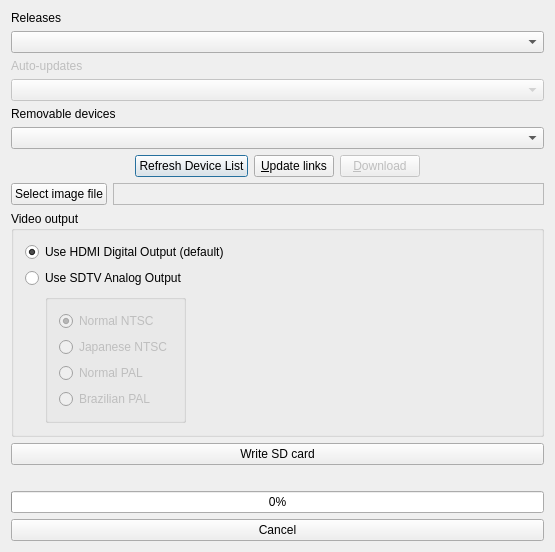
Old version of the form installer.ui in the repository RasPlex/rasplex-installer.
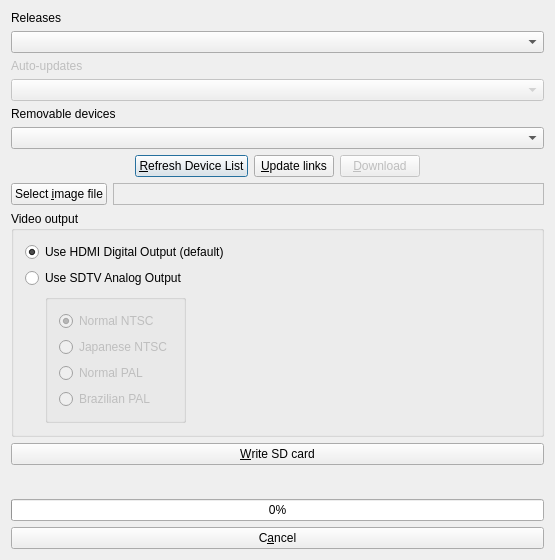
New version of the form. Icons and pictures are not drawn.

Patch:
```diff
--- a/installer.ui
+++ b/installer.ui
@@ -7,7 +7,7 @@
     <x>0</x>
     <y>0</y>
     <width>555</width>
-    <height>515</height>
+    <height>560</height>
    </rect>
   </property>
   <property name="windowTitle">
@@ -73,7 +73,7 @@
      <item>
       <widget class="QPushButton" name="refreshDeiceListButton">
        <property name="text">
-        <string>Refresh Device List</string>
+        <string>&amp;Refresh Device List</string>
        </property>
       </widget>
      </item>
@@ -117,7 +117,7 @@
      <item row="0" column="0">
       <widget class="QPushButton" name="loadButton">
        <property name="text">
-        <string>Select image file</string>
+        <string>Select &amp;image file</string>
        </property>
       </widget>
      </item>
@@ -250,7 +250,7 @@
    <item>
     <widget class="QPushButton" name="writeButton">
      <property name="text">
-      <string>Write SD card</string>
+      <string>&amp;Write SD card</string>
      </property>
     </widget>
    </item>
@@ -284,7 +284,7 @@
    <item>
     <widget class="QPushButton" name="cancelButton">
      <property name="text">
-      <string>Cancel</string>
+      <string>C&amp;ancel</string>
      </property>
     </widget>
    </item>
```
